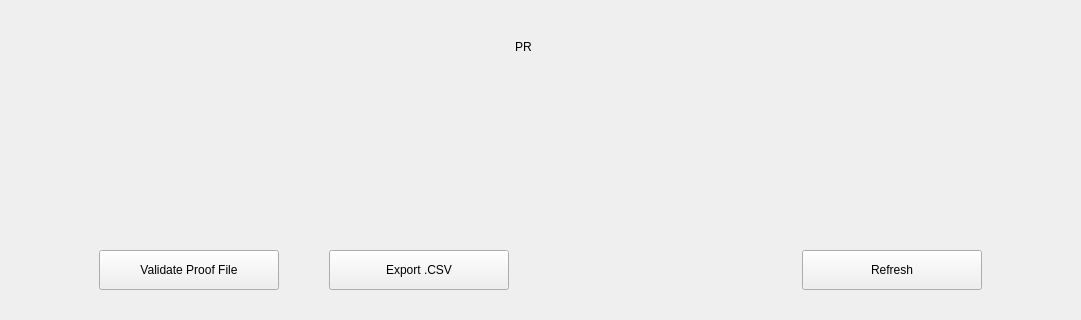
This is windows_desktop/e_transactions.ui in mwcproject/mwc-qt-wallet as Qt 5 draws it before an edit; both pictures show x 0 to 1081 and y 394 to 714 of the 1081 by 714 pixel window. The edited form follows.
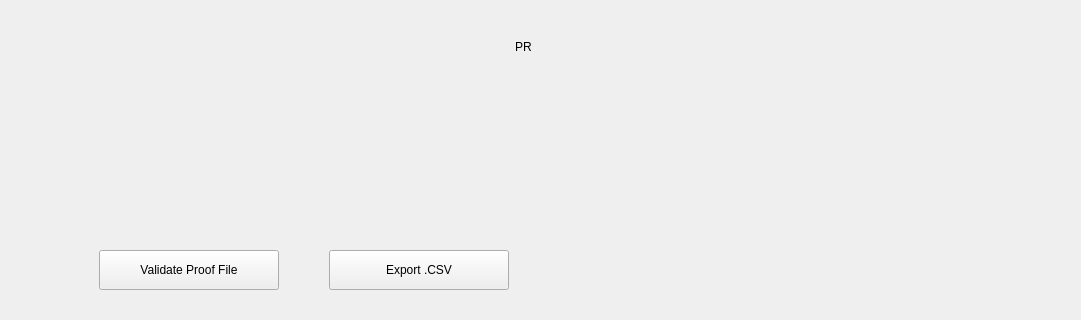
This is the edited form. Custom widgets are drawn as their Qt base class.

Diff of the .ui file:
```diff
--- a/windows_desktop/e_transactions.ui
+++ b/windows_desktop/e_transactions.ui
@@ -195,7 +195,7 @@
         </widget>
        </item>
        <item>
-        <layout class="QHBoxLayout" name="horizontalLayout" stretch="0,1,0,2,0">
+        <layout class="QHBoxLayout" name="horizontalLayout" stretch="0,1,0,2">
          <property name="spacing">
           <number>10</number>
          </property>
@@ -305,40 +305,6 @@
            </property>
           </spacer>
          </item>
-         <item>
-          <widget class="control::MwcPushButtonNormal" name="refreshButton">
-           <property name="minimumSize">
-            <size>
-             <width>180</width>
-             <height>40</height>
-            </size>
-           </property>
-           <property name="maximumSize">
-            <size>
-             <width>180</width>
-             <height>40</height>
-            </size>
-           </property>
-           <property name="cursor">
-            <cursorShape>PointingHandCursor</cursorShape>
-           </property>
-           <property name="focusPolicy">
-            <enum>Qt::StrongFocus</enum>
-           </property>
-           <property name="toolTip">
-            <string>Refresh transactions status</string>
-           </property>
-           <property name="statusTip">
-            <string>Refresh transactions status</string>
-           </property>
-           <property name="text">
-            <string>Refresh</string>
-           </property>
-           <property name="autoDefault">
-            <bool>true</bool>
-           </property>
-          </widget>
-         </item>
         </layout>
        </item>
       </layout>
@@ -366,6 +332,12 @@
    <extends>QPushButton</extends>
    <header>control_desktop/MwcPushButton.h</header>
   </customwidget>
+  <customwidget>
+   <class>control::RichVBox</class>
+   <extends>QWidget</extends>
+   <header>control_desktop/richvbox.h</header>
+   <container>1</container>
+  </customwidget>
   <customwidget>
    <class>control::MwcLabelProgress</class>
    <extends>QLabel</extends>
```
Left out of the diff: 19 changed lines with no effect on the pictures.
